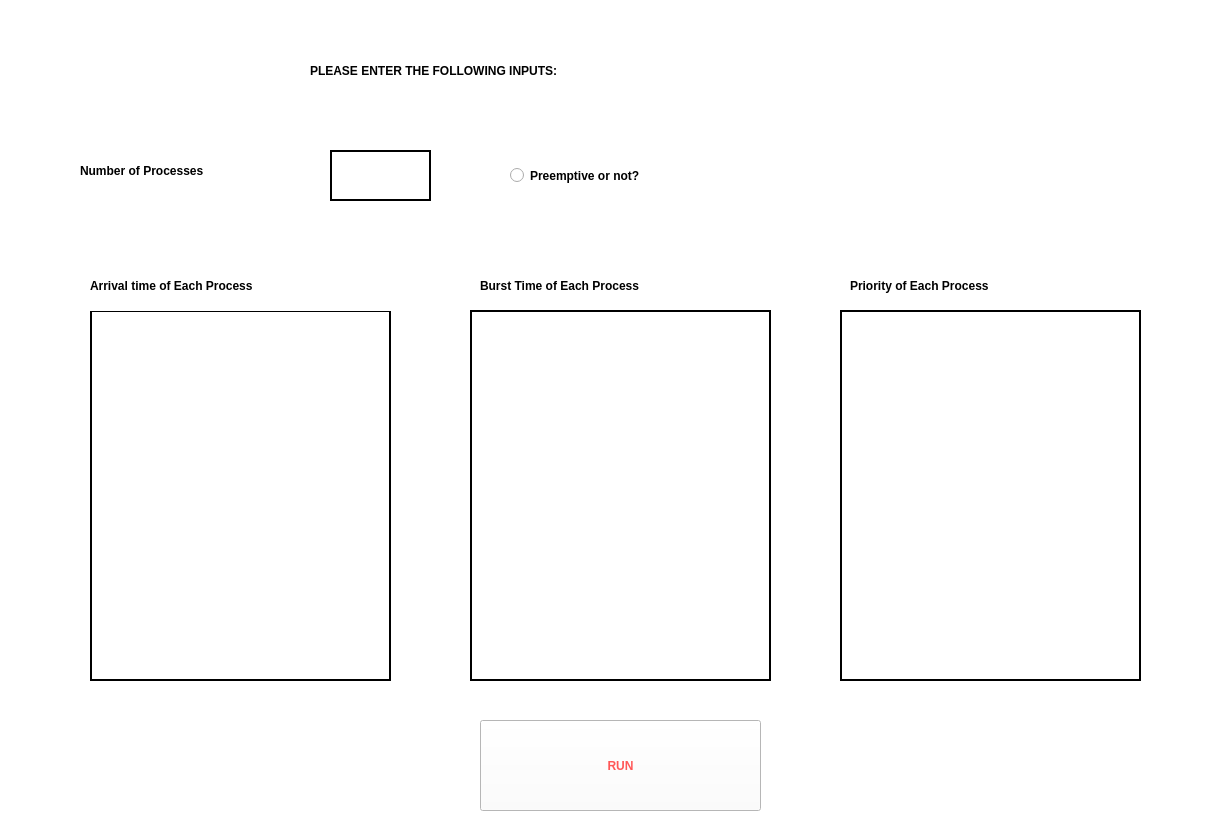
Before: the Qt Designer form priority.ui in dinaabdulrasoul/CPU-Job-Scheduler, drawn with Qt 5.
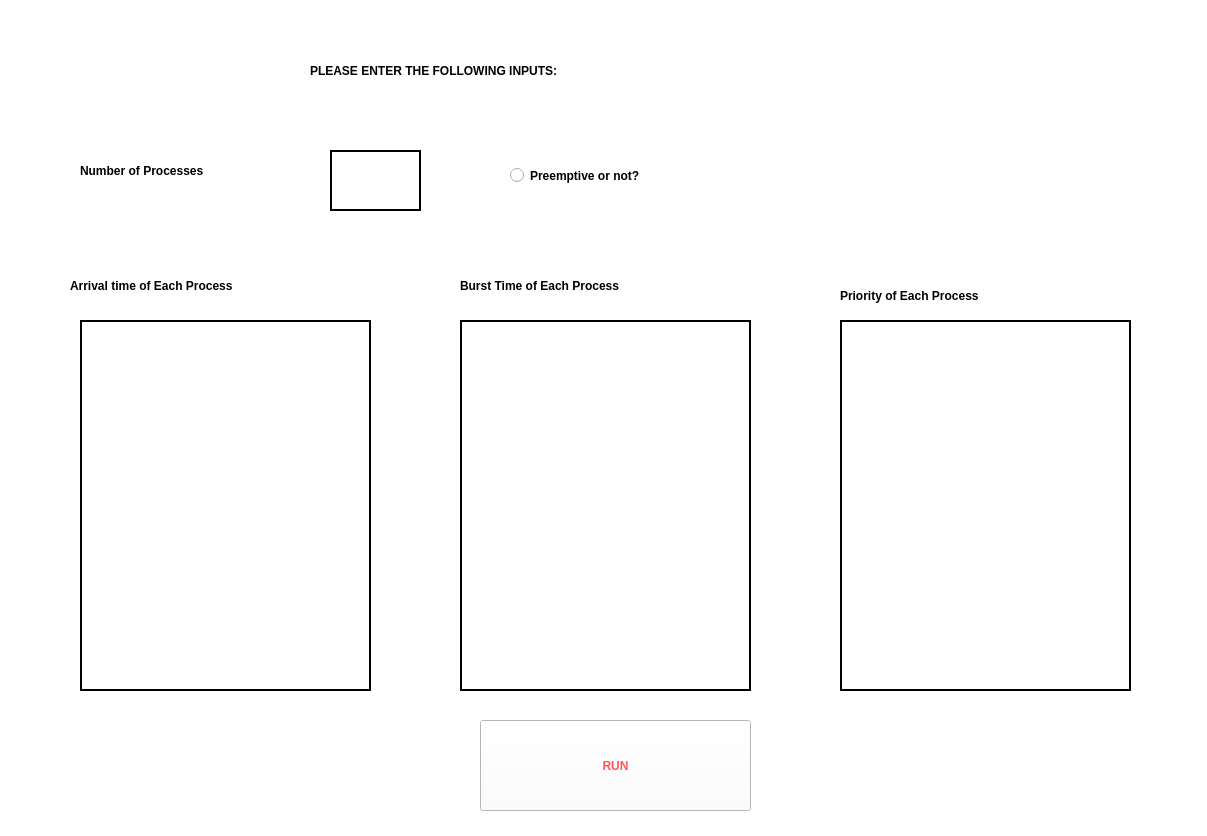
After: the same form once the commit is applied. Icons and pictures are not drawn.

What changed in the file:
```diff
--- a/priority.ui
+++ b/priority.ui
@@ -7,7 +7,7 @@
     <x>0</x>
     <y>0</y>
     <width>1207</width>
-    <height>839</height>
+    <height>836</height>
    </rect>
   </property>
   <property name="windowTitle">
@@ -24,45 +24,10 @@
    <string notr="true">background-color: white;</string>
   </property>
   <widget class="QWidget" name="centralwidget">
-   <widget class="QPlainTextEdit" name="plainTextEdit">
-    <property name="geometry">
-     <rect>
-      <x>330</x>
-      <y>150</y>
-      <width>101</width>
-      <height>51</height>
-     </rect>
-    </property>
-    <property name="styleSheet">
-     <string notr="true">border: 2px  solid black;  font: 55 20pt</string>
-    </property>
-    <property name="verticalScrollBarPolicy">
-     <enum>Qt::ScrollBarAlwaysOff</enum>
-    </property>
-    <property name="plainText">
-     <string/>
-    </property>
-   </widget>
-   <widget class="QPlainTextEdit" name="plainTextEdit_4">
-    <property name="geometry">
-     <rect>
-      <x>90</x>
-      <y>310</y>
-      <width>301</width>
-      <height>371</height>
-     </rect>
-    </property>
-    <property name="styleSheet">
-     <string notr="true">border: 2px  solid black;  font: 55 20pt</string>
-    </property>
-    <property name="plainText">
-     <string/>
-    </property>
-   </widget>
    <widget class="QLabel" name="label_4">
     <property name="geometry">
      <rect>
-      <x>480</x>
+      <x>460</x>
       <y>240</y>
       <width>301</width>
       <height>91</height>
@@ -78,45 +43,10 @@
      <string>Burst Time of Each Process</string>
     </property>
    </widget>
-   <widget class="QPlainTextEdit" name="plainTextEdit_3">
-    <property name="geometry">
-     <rect>
-      <x>470</x>
-      <y>310</y>
-      <width>301</width>
-      <height>371</height>
-     </rect>
-    </property>
-    <property name="styleSheet">
-     <string notr="true">border: 2px  solid black; font: 75 20pt</string>
-    </property>
-    <property name="plainText">
-     <string/>
-    </property>
-    <property name="overwriteMode">
-     <bool>false</bool>
-    </property>
-   </widget>
-   <widget class="QToolButton" name="toolButton_6">
-    <property name="geometry">
-     <rect>
-      <x>480</x>
-      <y>720</y>
-      <width>281</width>
-      <height>91</height>
-     </rect>
-    </property>
-    <property name="styleSheet">
-     <string notr="true">font: 14pt &quot;Montserrat&quot;;  font-weight: bold; color:#FF5757;  font-size: 14;</string>
-    </property>
-    <property name="text">
-     <string>RUN</string>
-    </property>
-   </widget>
    <widget class="QLabel" name="label_3">
     <property name="geometry">
      <rect>
-      <x>90</x>
+      <x>70</x>
       <y>260</y>
       <width>341</width>
       <height>51</height>
@@ -180,8 +110,8 @@
    <widget class="QLabel" name="label_6">
     <property name="geometry">
      <rect>
-      <x>850</x>
-      <y>270</y>
+      <x>840</x>
+      <y>280</y>
       <width>411</width>
       <height>31</height>
      </rect>
@@ -196,25 +126,6 @@
      <string>Priority of Each Process</string>
     </property>
    </widget>
-   <widget class="QPlainTextEdit" name="plainTextEdit_5">
-    <property name="geometry">
-     <rect>
-      <x>840</x>
-      <y>310</y>
-      <width>301</width>
-      <height>371</height>
-     </rect>
-    </property>
-    <property name="styleSheet">
-     <string notr="true">border: 2px  solid black; font: 75 20pt</string>
-    </property>
-    <property name="plainText">
-     <string/>
-    </property>
-    <property name="overwriteMode">
-     <bool>false</bool>
-    </property>
-   </widget>
    <widget class="QRadioButton" name="radioButton">
     <property name="geometry">
      <rect>
@@ -232,6 +143,74 @@
      <string>Preemptive or not?</string>
     </property>
    </widget>
+   <widget class="QPushButton" name="pushButton">
+    <property name="geometry">
+     <rect>
+      <x>480</x>
+      <y>720</y>
+      <width>271</width>
+      <height>91</height>
+     </rect>
+    </property>
+    <property name="styleSheet">
+     <string notr="true">font: 14pt &quot;Montserrat&quot;;  font-weight: bold; color:#FF5757;  font-size: 14;</string>
+    </property>
+    <property name="text">
+     <string>RUN</string>
+    </property>
+   </widget>
+   <widget class="QTextEdit" name="textEdit_3">
+    <property name="geometry">
+     <rect>
+      <x>330</x>
+      <y>150</y>
+      <width>91</width>
+      <height>61</height>
+     </rect>
+    </property>
+    <property name="styleSheet">
+     <string notr="true">border: 2px  solid black; font: 75 20pt</string>
+    </property>
+   </widget>
+   <widget class="QTextEdit" name="textEdit_2">
+    <property name="geometry">
+     <rect>
+      <x>80</x>
+      <y>320</y>
+      <width>291</width>
+      <height>371</height>
+     </rect>
+    </property>
+    <property name="styleSheet">
+     <string notr="true">border: 2px  solid black; font: 75 20pt</string>
+    </property>
+   </widget>
+   <widget class="QTextEdit" name="textEdit_4">
+    <property name="geometry">
+     <rect>
+      <x>460</x>
+      <y>320</y>
+      <width>291</width>
+      <height>371</height>
+     </rect>
+    </property>
+    <property name="styleSheet">
+     <string notr="true">border: 2px  solid black; font: 75 20pt</string>
+    </property>
+   </widget>
+   <widget class="QTextEdit" name="textEdit_5">
+    <property name="geometry">
+     <rect>
+      <x>840</x>
+      <y>320</y>
+      <width>291</width>
+      <height>371</height>
+     </rect>
+    </property>
+    <property name="styleSheet">
+     <string notr="true">border: 2px  solid black; font: 75 20pt</string>
+    </property>
+   </widget>
   </widget>
   <widget class="QStatusBar" name="statusbar"/>
  </widget>
```
